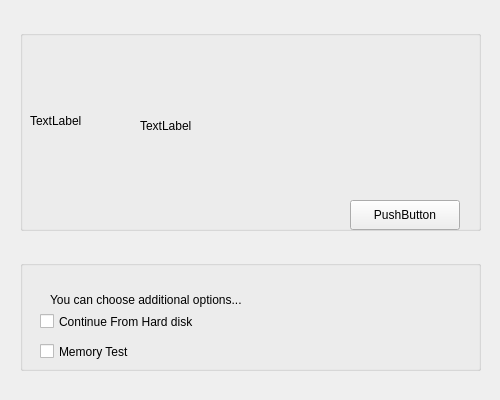
pars-linux/uludag, file gsoc/pardusman-wizard/screens/screenGrub.ui: the form before one commit.
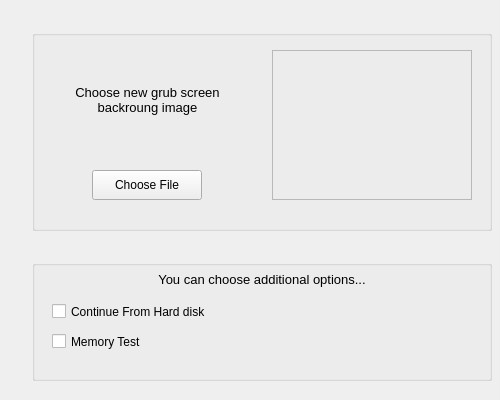
The form after the commit.

Diff of the .ui file:
```diff
--- a/gsoc/pardusman-wizard/screens/screenGrub.ui
+++ b/gsoc/pardusman-wizard/screens/screenGrub.ui
@@ -15,9 +15,9 @@
   <widget class="QGroupBox" name="groupBox" >
    <property name="geometry" >
     <rect>
-     <x>20</x>
+     <x>32</x>
      <y>30</y>
-     <width>461</width>
+     <width>460</width>
      <height>201</height>
     </rect>
    </property>
@@ -30,50 +30,67 @@
    <widget class="QLabel" name="label_2" >
     <property name="geometry" >
      <rect>
-      <x>120</x>
-      <y>30</y>
-      <width>241</width>
-      <height>131</height>
+      <x>240</x>
+      <y>20</y>
+      <width>200</width>
+      <height>150</height>
      </rect>
     </property>
+    <property name="frameShape" >
+     <enum>QFrame::StyledPanel</enum>
+    </property>
+    <property name="frameShadow" >
+     <enum>QFrame::Sunken</enum>
+    </property>
     <property name="text" >
-     <string>TextLabel</string>
+     <string/>
+    </property>
+    <property name="scaledContents" >
+     <bool>true</bool>
+    </property>
+    <property name="alignment" >
+     <set>Qt::AlignCenter</set>
     </property>
    </widget>
    <widget class="QPushButton" name="pushButton" >
     <property name="geometry" >
      <rect>
-      <x>330</x>
-      <y>170</y>
+      <x>60</x>
+      <y>140</y>
       <width>110</width>
       <height>30</height>
      </rect>
     </property>
     <property name="text" >
-     <string>PushButton</string>
+     <string>Choose File</string>
     </property>
    </widget>
    <widget class="QLabel" name="label_3" >
     <property name="geometry" >
      <rect>
-      <x>10</x>
-      <y>50</y>
-      <width>91</width>
-      <height>81</height>
+      <x>20</x>
+      <y>20</y>
+      <width>191</width>
+      <height>101</height>
      </rect>
     </property>
     <property name="text" >
-     <string>TextLabel</string>
+     <string>&lt;!DOCTYPE HTML PUBLIC "-//W3C//DTD HTML 4.0//EN" "http://www.w3.org/TR/REC-html40/strict.dtd">
+&lt;html>&lt;head>&lt;meta name="qrichtext" content="1" />&lt;style type="text/css">
+p, li { white-space: pre-wrap; }
+&lt;/style>&lt;/head>&lt;body style=" font-family:'Sans Serif'; font-size:10pt; font-weight:400; font-style:normal;">
+&lt;p align="center" style=" margin-top:0px; margin-bottom:0px; margin-left:0px; margin-right:0px; -qt-block-indent:0; text-indent:0px;">Choose new grub screen&lt;/p>
+&lt;p align="center" style=" margin-top:0px; margin-bottom:0px; margin-left:0px; margin-right:0px; -qt-block-indent:0; text-indent:0px;">backroung image&lt;/p>&lt;/body>&lt;/html></string>
     </property>
    </widget>
   </widget>
   <widget class="QGroupBox" name="groupBox_2" >
    <property name="geometry" >
     <rect>
-     <x>20</x>
+     <x>32</x>
      <y>260</y>
-     <width>461</width>
-     <height>111</height>
+     <width>460</width>
+     <height>121</height>
     </rect>
    </property>
    <property name="title" >
@@ -82,21 +99,25 @@
    <widget class="QLabel" name="label" >
     <property name="geometry" >
      <rect>
-      <x>30</x>
-      <y>30</y>
-      <width>371</width>
+      <x>10</x>
+      <y>10</y>
+      <width>440</width>
       <height>20</height>
      </rect>
     </property>
     <property name="text" >
-     <string>You can choose additional options...</string>
+     <string>&lt;!DOCTYPE HTML PUBLIC "-//W3C//DTD HTML 4.0//EN" "http://www.w3.org/TR/REC-html40/strict.dtd">
+&lt;html>&lt;head>&lt;meta name="qrichtext" content="1" />&lt;style type="text/css">
+p, li { white-space: pre-wrap; }
+&lt;/style>&lt;/head>&lt;body style=" font-family:'Sans Serif'; font-size:10pt; font-weight:400; font-style:normal;">
+&lt;p align="center" style=" margin-top:0px; margin-bottom:0px; margin-left:0px; margin-right:0px; -qt-block-indent:0; text-indent:0px;">You can choose additional options...&lt;/p>&lt;/body>&lt;/html></string>
     </property>
    </widget>
    <widget class="QCheckBox" name="checkBox" >
     <property name="geometry" >
      <rect>
       <x>20</x>
-      <y>50</y>
+      <y>40</y>
       <width>181</width>
       <height>23</height>
      </rect>
@@ -109,7 +130,7 @@
     <property name="geometry" >
      <rect>
       <x>20</x>
-      <y>80</y>
+      <y>70</y>
       <width>171</width>
       <height>23</height>
      </rect>
```
Left out of the diff: 8 changed lines with no effect on the pictures.
